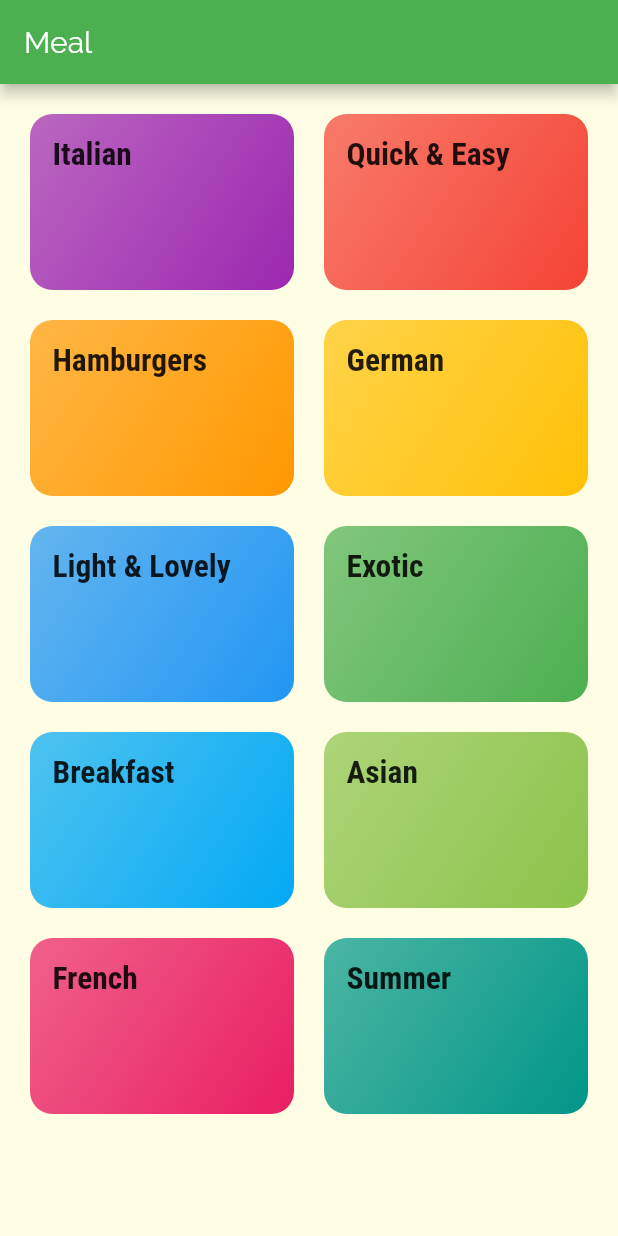
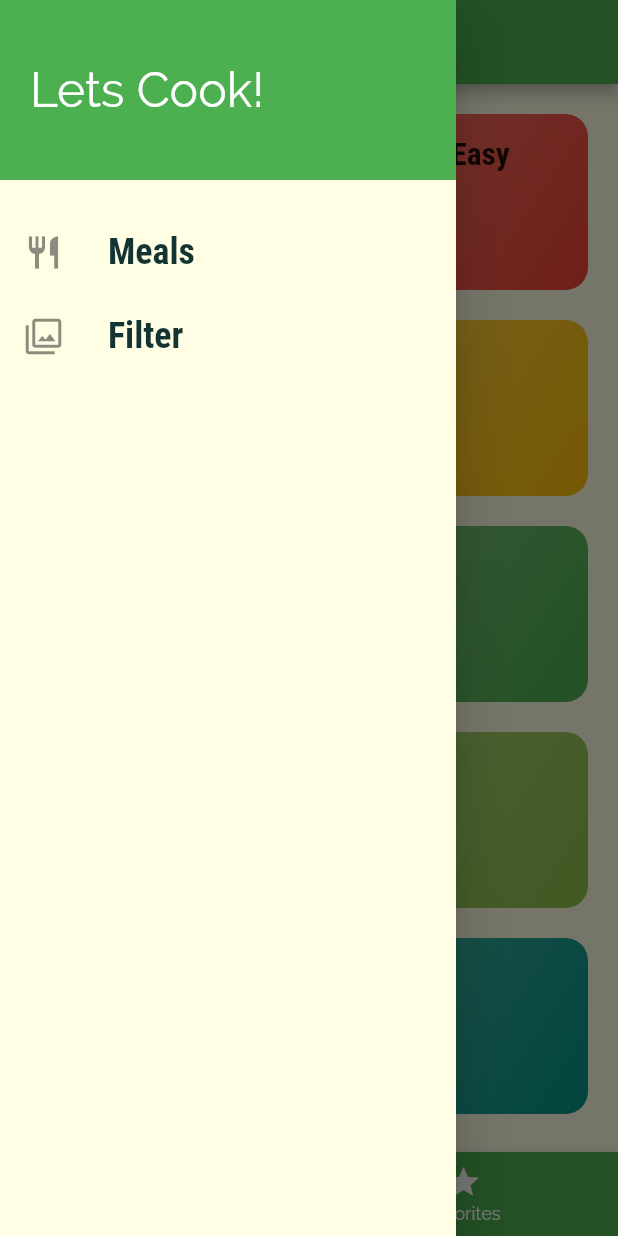
Before and after one commit to shaw8wit/meals-app, a Flutter app: the screen it shows after launch, with the side drawer open (before the commit the screen has no drawer), on a phone screen of 412 x 824 dp. Run offline on Flutter 3.47's test engine with Material 2 defaults, Android fonts, the phone set to English and light mode, and no system bars.

Commit message:
Drawer & other features added

```diff
--- a/lib/main.dart
+++ b/lib/main.dart
@@ -1,7 +1,8 @@
 import 'package:flutter/material.dart';
+import './screens/filters_screen.dart';
+import './screens/tabs_screen.dart';
 import './screens/meal_detail_screen.dart';
 import './screens/category_meals_screen.dart';
-import './screens/categories_screen.dart';
 
 void main() => runApp(MyApp());
 
@@ -33,9 +34,10 @@ class MyApp extends StatelessWidget {
       // home: CategoriesScreen(),
       initialRoute: '/',
       routes: {
-        '/': (ctx) => CategoriesScreen(),
+        '/': (ctx) => TabsScreen(),
         CategoryMealsScreen.routeName: (ctx) => CategoryMealsScreen(),
         MealDetailScreen.routeName: (ctx) => MealDetailScreen(),
+        FiltersScreen.routeName: (ctx) => FiltersScreen(),
       },
     );
   }
--- a/lib/screens/categories_screen.dart
+++ b/lib/screens/categories_screen.dart
@@ -5,13 +5,7 @@ import '../widgets/category_item.dart';
 class CategoriesScreen extends StatelessWidget {
   @override
   Widget build(BuildContext context) {
-    return Scaffold(
-      appBar: AppBar(
-        title: const Text(
-          'Meal',
-        ),
-      ),
-      body: GridView(
+    return GridView(
       padding: const EdgeInsets.all(20),
       children: DUMMY_CATEGORIES
           .map(
@@ -28,7 +22,6 @@ class CategoriesScreen extends StatelessWidget {
         crossAxisSpacing: 20,
         mainAxisSpacing: 20,
       ),
-      ),
     );
   }
 }
--- /dev/null
+++ b/lib/screens/tabs_screen.dart
@@ -0,0 +1,52 @@
+import 'package:flutter/material.dart';
+import '../widgets/main_drawer.dart';
+import './favorites_screen.dart';
+import './categories_screen.dart';
+
+class TabsScreen extends StatefulWidget {
+  @override
+  _TabsScreenState createState() => _TabsScreenState();
+}
+
+class _TabsScreenState extends State<TabsScreen> {
+  final List<Map<String,Object>> _pages = [
+    {'page':CategoriesScreen(),'title':'Categories'},
+    {'page':FavoritesScreen(),'title':'Favorites'},
+  ];
+
+  int _selectedPageIndex = 0;
+
+  void _selectPage(int index) {
+    setState(() {
+     _selectedPageIndex=index;
+    });
+  }
+
+  @override
+  Widget build(BuildContext context) {
+    return Scaffold(
+      appBar: AppBar(
+        title: Text(_pages[_selectedPageIndex]['title']),
+      ),
+      drawer: MainDrawer(),
+      body: _pages[_selectedPageIndex]['page'],
+      bottomNavigationBar: BottomNavigationBar(
+        onTap: _selectPage,
+        backgroundColor: Theme.of(context).primaryColor,
+        unselectedItemColor: Colors.white,
+        selectedItemColor: Colors.lime,
+        currentIndex: _selectedPageIndex,
+        items: [
+          BottomNavigationBarItem(
+            icon: Icon(Icons.category),
+            title: Text('Categories'),
+          ),
+          BottomNavigationBarItem(
+            icon: Icon(Icons.star),
+            title: Text('Favorites'),
+          ),
+        ],
+      ),
+    );
+  }
+}
--- /dev/null
+++ b/lib/widgets/main_drawer.dart
@@ -0,0 +1,61 @@
+import 'package:flutter/material.dart';
+import '../screens/filters_screen.dart';
+
+class MainDrawer extends StatelessWidget {
+  Widget buildListTile(String title, IconData icon, Function tapHandler) {
+    return ListTile(
+      leading: Icon(icon, size: 26),
+      title: Text(
+        title,
+        style: TextStyle(
+          fontFamily: 'RobotoCondensed',
+          fontSize: 24,
+          fontWeight: FontWeight.bold,
+        ),
+      ),
+      onTap: tapHandler,
+    );
+  }
+
+  @override
+  Widget build(BuildContext context) {
+    return Drawer(
+      child: Column(
+        children: <Widget>[
+          Container(
+            height: 120,
+            width: double.infinity,
+            padding: EdgeInsets.all(20),
+            alignment: Alignment.centerLeft,
+            color: Theme.of(context).primaryColor,
+            child: Text(
+              'Lets Cook!',
+              style: TextStyle(
+                // fontWeight: FontWeight.w700,
+                fontSize: 32,
+                color: Colors.white,
+              ),
+            ),
+          ),
+          SizedBox(
+            height: 20,
+          ),
+          buildListTile(
+            'Meals',
+            Icons.restaurant,
+            () {
+              Navigator.of(context).pushReplacementNamed('/');
+            },
+          ),
+          buildListTile(
+            'Filter',
+            Icons.filter,
+            () {
+              Navigator.of(context).pushReplacementNamed(FiltersScreen.routeName);
+            }
+          ),
+        ],
+      ),
+    );
+  }
+}
```
Also changed, not shown: lib/screens/category_meals_screen.dart (+44 -17 lines), lib/screens/favorites_screen.dart (added, +10 -0 lines), lib/screens/filters_screen.dart (added, +19 -0 lines), lib/screens/meal_detail_screen.dart (+83 -3 lines), lib/widgets/meal_item.dart (+10 -4 lines), 3 other files. Lines whose indentation alone changed are shown as unchanged.
